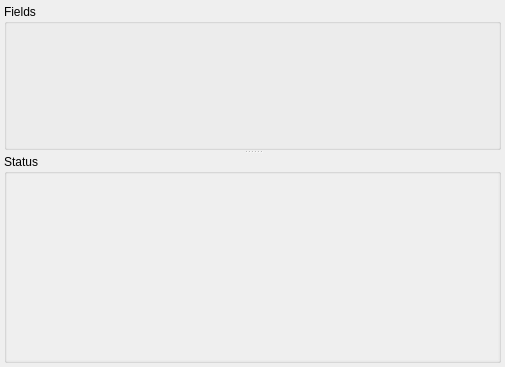
Qt form designer/addcards.ui (ankitects/anki) before a commit.
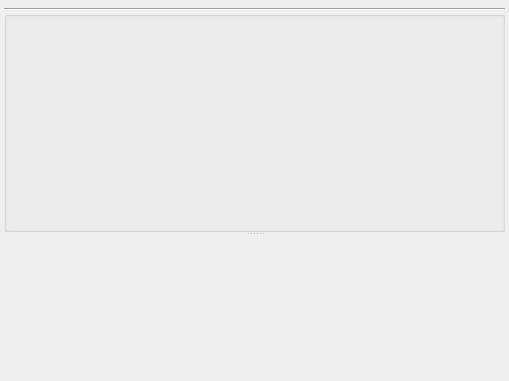
The same form after that commit.

Commit message: inline edit, fix images, css, scroll to bottom, status, etc - new edit card inline mode - provide file:// url for images for webkit - look for the css file inside the anki dir - make add cards dialog more compact - launch clicked links in external window

```diff
--- a/designer/addcards.ui
+++ b/designer/addcards.ui
@@ -5,8 +5,8 @@
    <rect>
     <x>0</x>
     <y>0</y>
-    <width>505</width>
-    <height>367</height>
+    <width>509</width>
+    <height>381</height>
    </rect>
   </property>
   <property name="windowTitle" >
@@ -21,15 +21,25 @@
    </property>
    <item>
     <layout class="QGridLayout" >
-     <property name="margin" >
+     <property name="horizontalSpacing" >
       <number>0</number>
      </property>
-     <property name="spacing" >
+     <property name="verticalSpacing" >
+      <number>4</number>
+     </property>
+     <property name="margin" >
       <number>0</number>
      </property>
      <item row="0" column="0" >
       <widget class="QWidget" native="1" name="modelArea" />
      </item>
+     <item row="1" column="0" >
+      <widget class="Line" name="line" >
+       <property name="orientation" >
+        <enum>Qt::Horizontal</enum>
+       </property>
+      </widget>
+     </item>
     </layout>
    </item>
    <item>
@@ -41,31 +51,19 @@
       <property name="sizePolicy" >
        <sizepolicy vsizetype="Expanding" hsizetype="Preferred" >
         <horstretch>0</horstretch>
-        <verstretch>5</verstretch>
+        <verstretch>10</verstretch>
        </sizepolicy>
       </property>
+      <property name="autoFillBackground" >
+       <bool>true</bool>
+      </property>
       <property name="title" >
-       <string>Fields</string>
+       <string/>
+      </property>
+      <property name="flat" >
+       <bool>true</bool>
       </property>
      </widget>
-     <widget class="QGroupBox" name="statusGroup" >
-      <property name="sizePolicy" >
-       <sizepolicy vsizetype="Preferred" hsizetype="Preferred" >
-        <horstretch>0</horstretch>
-        <verstretch>1</verstretch>
-       </sizepolicy>
-      </property>
-      <property name="title" >
-       <string>Status</string>
-      </property>
-      <layout class="QVBoxLayout" >
-       <property name="spacing" >
-        <number>0</number>
-       </property>
-       <property name="margin" >
-        <number>0</number>
-       </property>
-       <item>
         <widget class="QTextEdit" name="status" >
          <property name="enabled" >
           <bool>false</bool>
@@ -73,9 +71,12 @@
          <property name="sizePolicy" >
           <sizepolicy vsizetype="Expanding" hsizetype="Expanding" >
            <horstretch>0</horstretch>
-           <verstretch>0</verstretch>
-          </sizepolicy>
-         </property>
+        <verstretch>1</verstretch>
+       </sizepolicy>
+      </property>
+      <property name="autoFillBackground" >
+       <bool>true</bool>
+      </property>
          <property name="frameShape" >
           <enum>QFrame::NoFrame</enum>
          </property>
@@ -85,9 +86,13 @@
          <property name="horizontalScrollBarPolicy" >
           <enum>Qt::ScrollBarAlwaysOff</enum>
          </property>
-        </widget>
-       </item>
-      </layout>
+      <property name="html" >
+       <string>&lt;!DOCTYPE HTML PUBLIC "-//W3C//DTD HTML 4.0//EN" "http://www.w3.org/TR/REC-html40/strict.dtd">
+&lt;html>&lt;head>&lt;meta name="qrichtext" content="1" />&lt;style type="text/css">
+p, li { white-space: pre-wrap; }
+&lt;/style>&lt;/head>&lt;body style=" font-family:'Arial'; font-size:8pt; font-weight:400; font-style:normal;">
+&lt;p style="-qt-paragraph-type:empty; margin-top:0px; margin-bottom:0px; margin-left:0px; margin-right:0px; -qt-block-indent:0; text-indent:0px;">&lt;/p>&lt;/body>&lt;/html></string>
+      </property>
      </widget>
     </widget>
    </item>
```
Lines whose indentation alone changed are shown as unchanged. The commit also changes 8 other files.
